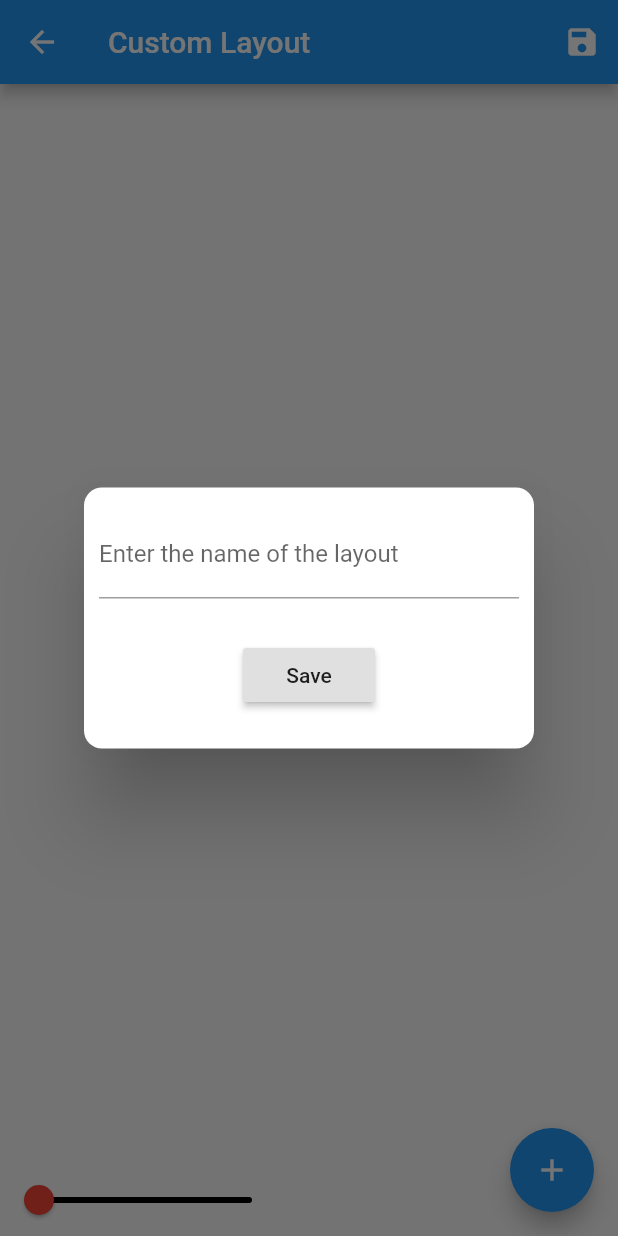
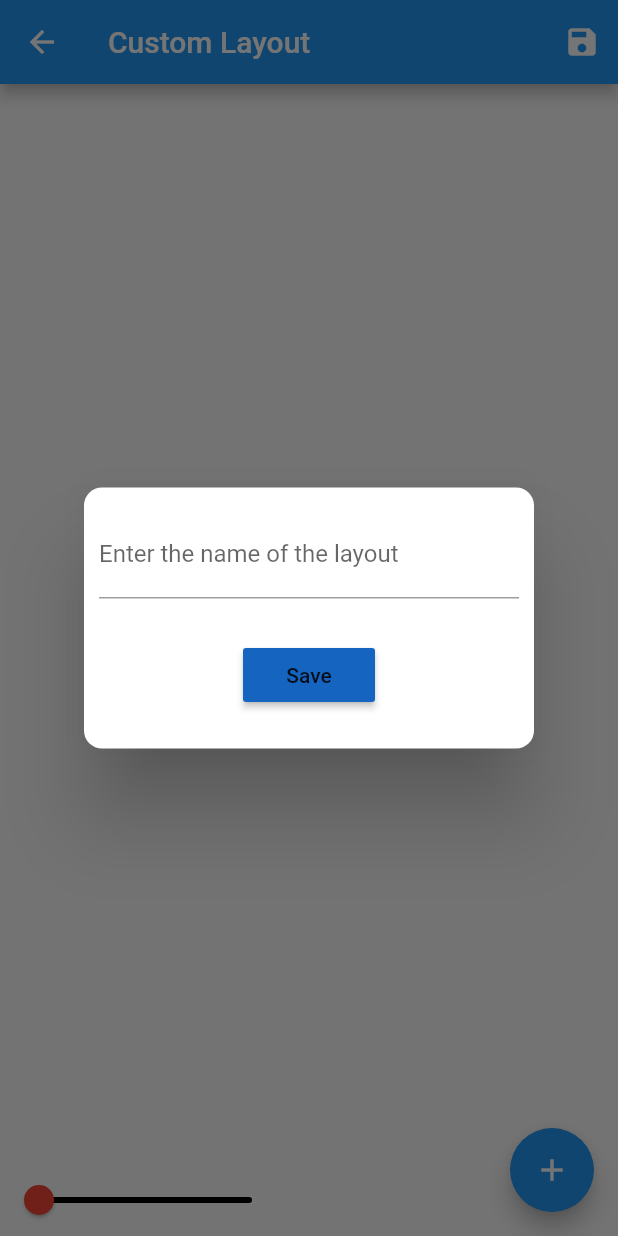
Before and after one commit to devclub-iitd/AioPcController, a Flutter app: the Custom screen opened by its route, after a tap on the "save" icon, on a phone screen of 412 x 824 dp. Run offline on Flutter 3.47's test engine with Material 2 defaults, Android fonts, the phone set to English and light mode, and no system bars; our stand-ins replace flutter_slidable, sensors, sqflite; missing offline and left inert: barcode_scan; accounts and stored records are empty.

Commit message:
Added dark theme to application with automatic detection of device settings

```diff
--- a/lib/Custom.dart
+++ b/lib/Custom.dart
@@ -1,5 +1,6 @@
 import 'dart:io';
 
+import 'package:aio_pc_controller/globals.dart';
 import 'package:flutter/material.dart';
 import 'dart:math';
 import 'dialogs/ButtonDelete.dart';
@@ -100,7 +101,7 @@ class CustomState extends State<Custom> {
                 min: minsz,
                 max: maxsz,
                 divisions: 30,
-                activeColor: Colors.red,
+                activeColor: currentThemeColors.sliderColor,
                 inactiveColor: Colors.black,
                 label: 'Set size',
                 onChanged: (double newValue) {
--- a/lib/HomeScreen.dart
+++ b/lib/HomeScreen.dart
@@ -1,8 +1,10 @@
+import 'package:aio_pc_controller/globals.dart';
 import 'package:flutter/material.dart';
 import 'package:flutter/services.dart';
 import 'config.dart';
 import 'dart:io';
 import 'package:barcode_scan/barcode_scan.dart';
+import 'globals.dart';
 
 class HomeScreen extends StatelessWidget {
   final TextEditingController ipController = TextEditingController();
--- a/lib/dialogs/ButtonDelete.dart
+++ b/lib/dialogs/ButtonDelete.dart
@@ -1,3 +1,4 @@
+import 'package:aio_pc_controller/globals.dart';
 import 'package:flutter/material.dart';
 import '../Custom.dart';
 
@@ -31,7 +32,7 @@ class ButtonDeleteState extends State<ButtonDelete> {
               'Are you sure you want to delete this button?',
               textAlign: TextAlign.center,
               style: TextStyle(
-                  color: Colors.blue[800],
+                  color: currentThemeColors.dialogTextColor,
                   fontSize: 20.0,
                   fontWeight: FontWeight.bold),
             ),
@@ -51,7 +52,7 @@ class ButtonDeleteState extends State<ButtonDelete> {
                             .deleteButton(this.widget.parent.widget.id);
                         Navigator.pop(context);
                       },
-                      color: Colors.blue,
+                      color: currentThemeColors.dialogButtonColor,
                       textColor: Colors.white,
                       child: Text('Yes, Delete'),
                     ),
@@ -65,6 +66,7 @@ class ButtonDeleteState extends State<ButtonDelete> {
                         Navigator.pop(context);
                       },
                       child: Text('Cancel'),
+                      color: currentThemeColors.dialogButtonColor,
                     ),
                   ),
                 ),
--- a/lib/dialogs/LayoutSave.dart
+++ b/lib/dialogs/LayoutSave.dart
@@ -1,3 +1,4 @@
+import 'package:aio_pc_controller/globals.dart';
 import 'package:flutter/material.dart';
 import '../Custom.dart';
 import '../DatabaseHelper.dart';
@@ -104,6 +105,7 @@ class LayoutSaveState extends State<LayoutSave> {
                       }
                     },
                     child: Text('Save'),
+                    color: currentThemeColors.dialogButtonColor,
                   ),
                 ),
               ),
--- a/lib/globals.dart
+++ b/lib/globals.dart
@@ -16,6 +16,26 @@ class ThemeColors{
   Color createBorderColor;
   Color createTextColor;
 
+  //For 'List tile' in My Layouts
+  Color listTileColor;
+  Color listIconColor;
+
+  //For Dialog boxes
+  Color dialogTextColor;
+  Color dialogButtonColor;
+
+  //For Tabs
+  Color unselectedTabColor;
+  Color selectedTabColor;
+  Color unselectedTabBorderColor;
+  Color selectedTabBorderColor;
+
+  //For Gridview in layout select
+  Color gridButtonColor;
+
+  //For Sliders
+  Color sliderColor;
+
 
   ThemeColors({
     this.primaryColor,
@@ -28,6 +48,20 @@ class ThemeColors{
     this.createBorderColor,
     this.createTextColor,
 
+    this.listTileColor,
+    this.listIconColor,
+
+    this.dialogTextColor,
+    this.dialogButtonColor,
+
+    this.unselectedTabColor,
+    this.selectedTabColor,
+    this.unselectedTabBorderColor,
+    this.selectedTabBorderColor,
+
+    this.gridButtonColor,
+
+    this.sliderColor,
   });
 }
 
@@ -42,12 +76,48 @@ var lightThemeColors = ThemeColors(
   createBorderColor: Colors.black12,
   createTextColor: Colors.grey,
 
+  listTileColor: Colors.white,
+  listIconColor: Colors.indigoAccent,
+
+  dialogTextColor: Colors.blue[800],
+  dialogButtonColor: Colors.blue[800],
+
+  selectedTabColor: Colors.blue[700],
+  unselectedTabColor: Colors.blue,
+  unselectedTabBorderColor: Colors.blue,
+  selectedTabBorderColor: Colors.white,
+
+  gridButtonColor: Colors.blue[800],
+
+  sliderColor: Colors.red,
 );
 
-var currentThemeColors = lightThemeColors;
+var darkThemeColors = ThemeColors(
+  primaryColor: Colors.black,
+  primaryBackgroundColor: Colors.black54,
+  accentColor: Colors.teal,
+  buttonTextColor: Colors.white,
 
-var lightTheme = ThemeData(
-  brightness: Brightness.light,
-  primaryColor: currentThemeColors.primaryColor,
-  accentColor: currentThemeColors.accentColor,
+  createBackgroundColor: Colors.black,
+  createSplashColor: Colors.grey[300],
+  createBorderColor: Colors.teal,
+  createTextColor: Colors.teal,
+
+  listTileColor: Colors.black87,
+  listIconColor: Colors.teal,
+
+  dialogTextColor: Colors.white,
+  dialogButtonColor: Colors.teal,
+
+  selectedTabColor: Colors.black,
+  unselectedTabColor: Colors.grey[800],
+  unselectedTabBorderColor: Colors.grey[900],
+  selectedTabBorderColor: Colors.white,
+
+  gridButtonColor: Colors.teal,
+
+  sliderColor: Colors.teal,
 );
+
+
+var currentThemeColors;
```
Also changed, not shown: lib/LayoutSelect.dart (+8 -62 lines), lib/LoadCustom.dart (+12 -7 lines), lib/dialogs/ButtonChoice.dart (+6 -5 lines), lib/main.dart (+20 -1 lines).
